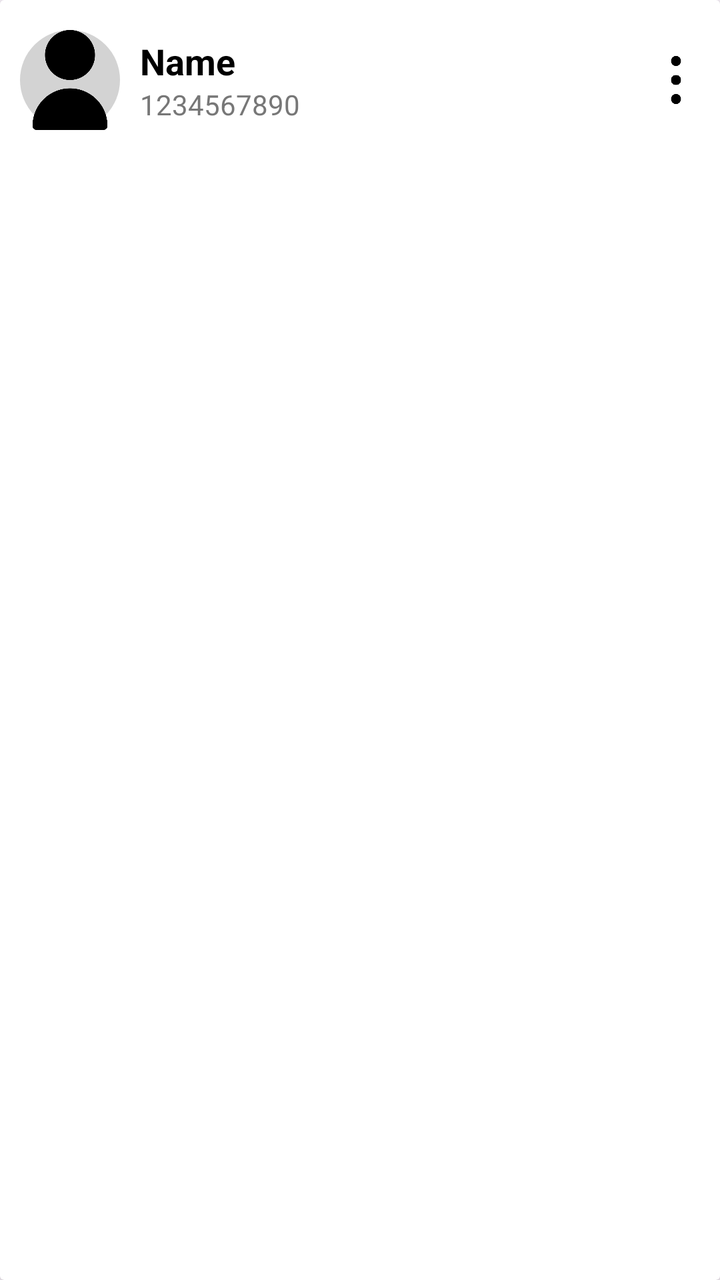
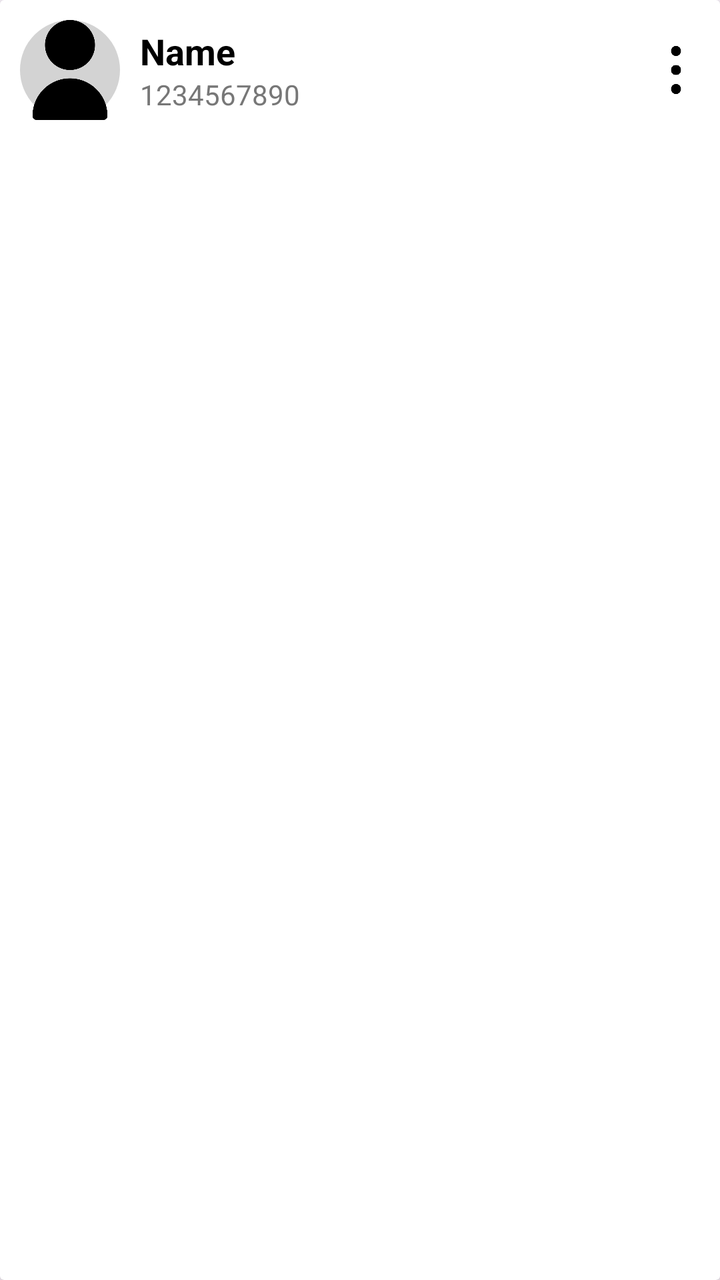

An Android layout rendered at two revisions. The XML below is the earlier revision; the diff shows what the commit changed to produce the second picture.
<!-- AndroidManifest.xml: application theme Theme.MyContacts -->
<!-- res/layout/item_contact.xml -->
<?xml version="1.0" encoding="utf-8"?>
<androidx.cardview.widget.CardView xmlns:android="http://schemas.android.com/apk/res/android"
    xmlns:app="http://schemas.android.com/apk/res-auto"
    android:id="@+id/cardView"
    android:layout_width="match_parent"
    android:layout_height="wrap_content"
    android:layout_margin="4dp"
    app:cardBackgroundColor="@color/white"
    android:foreground="?attr/selectableItemBackground"
    android:elevation="4dp">

    <RelativeLayout
        android:layout_width="match_parent"
        android:layout_height="80dp"
        android:padding="10dp">

        <ImageView
            android:id="@+id/imageView"
            android:layout_width="50dp"
            android:layout_height="50dp"
            android:layout_centerVertical="true"
            android:layout_alignParentStart="true"
            android:scaleType="centerCrop"
            android:background="@drawable/circle_background"
            android:src="@drawable/user" />

        <LinearLayout
            android:layout_toEndOf="@id/imageView"
            android:layout_marginStart="10dp"
            android:layout_centerVertical="true"
            android:layout_width="wrap_content"
            android:layout_height="wrap_content"
            android:orientation="vertical">

            <TextView
                android:id="@+id/tvName"
                android:layout_width="wrap_content"
                android:layout_height="wrap_content"
                android:text="Name"
                android:textColor="@color/black"
                android:textSize="18sp"
                android:textStyle="bold" />

            <TextView
                android:id="@+id/tvNumber"
                android:layout_width="wrap_content"
                android:layout_height="wrap_content"
                android:text="1234567890"
                android:textSize="14sp"
                android:textColor="#777" />
        </LinearLayout>

        <ImageView
            android:id="@+id/ivOptions"
            android:layout_width="24dp"
            android:layout_height="24dp"
            android:layout_alignParentEnd="true"
            android:layout_centerVertical="true"
            android:src="@drawable/menu_dots" />
    </RelativeLayout>
</androidx.cardview.widget.CardView>
<!-- resources referenced by this layout -->
<resources>
  <color name="black">#FF000000</color>
  <color name="white">#FFFFFFFF</color>
  <!-- drawable circle_background (drawable) -->
  <?xml version="1.0" encoding="utf-8"?>
  <shape xmlns:android="http://schemas.android.com/apk/res/android" android:shape="oval">
      <solid android:color="#D3D3D3" />
  </shape>
  <!-- drawable menu_dots: png bitmap (drawable, 6348 bytes) -->
  <!-- drawable user: png bitmap (drawable, 9370 bytes) -->
  <style name="Theme.MyContacts" parent="Base.Theme.MyContacts" />
  <style name="Base.Theme.MyContacts" parent="Theme.Material3.DayNight.NoActionBar">
          
           <item name="colorPrimary">@color/card_background</item>
      </style>
  <color name="card_background">#A3AC61</color>
</resources>

<!-- the commit's change to res/layout/item_contact.xml (unified diff, before → after) -->
@@ -9,9 +9,14 @@
     android:foreground="?attr/selectableItemBackground"
     android:elevation="4dp">
 
+    <LinearLayout
+        android:layout_width="match_parent"
+        android:layout_height="wrap_content"
+        android:orientation="vertical">
+
     <RelativeLayout
         android:layout_width="match_parent"
-        android:layout_height="80dp"
+        android:layout_height="wrap_content"
         android:padding="10dp">
 
         <ImageView
@@ -57,5 +62,40 @@
             android:layout_alignParentEnd="true"
             android:layout_centerVertical="true"
             android:src="@drawable/menu_dots" />
+
     </RelativeLayout>
+
+        <LinearLayout
+            android:id="@+id/callLogAdditionalBtn"
+            android:layout_width="match_parent"
+            android:layout_height="wrap_content"
+            android:visibility="gone"
+            android:orientation="horizontal"
+            android:layout_marginTop="20dp">
+            <ImageView
+                android:layout_width="30dp"
+                android:layout_height="30dp"
+                android:src="@drawable/call"
+                android:layout_weight="1"
+                android:clickable="true"
+                android:foreground="?attr/actionBarItemBackground"
+                android:id="@+id/makeCallIV"/>
+            <ImageView
+                android:layout_width="30dp"
+                android:layout_height="30dp"
+                android:src="@drawable/messages"
+                android:layout_weight="1"
+                android:clickable="true"
+                android:foreground="?attr/actionBarItemBackground"
+                android:id="@+id/doMessageIV"/>
+            <ImageView
+                android:layout_width="30dp"
+                android:layout_height="30dp"
+                android:src="@drawable/edit"
+                android:clickable="true"
+                android:foreground="?attr/actionBarItemBackground"
+                android:layout_weight="1"
+                android:id="@+id/editIV"/>
+        </LinearLayout>
+    </LinearLayout>
 </androidx.cardview.widget.CardView>
<!-- resource entries referenced after the edit -->
@@ -2,12 +2,15 @@
 <resources>
   <color name="black">#FF000000</color>
   <color name="white">#FFFFFFFF</color>
+  <!-- drawable call: png bitmap (drawable, 22034 bytes) -->
   <!-- drawable circle_background (drawable) -->
   <?xml version="1.0" encoding="utf-8"?>
   <shape xmlns:android="http://schemas.android.com/apk/res/android" android:shape="oval">
       <solid android:color="#D3D3D3" />
   </shape>
+  <!-- drawable edit: png bitmap (drawable, 13333 bytes) -->
   <!-- drawable menu_dots: png bitmap (drawable, 6348 bytes) -->
+  <!-- drawable messages: png bitmap (drawable, 23396 bytes) -->
   <!-- drawable user: png bitmap (drawable, 9370 bytes) -->
   <style name="Theme.MyContacts" parent="Base.Theme.MyContacts" />
   <style name="Base.Theme.MyContacts" parent="Theme.Material3.DayNight.NoActionBar">
